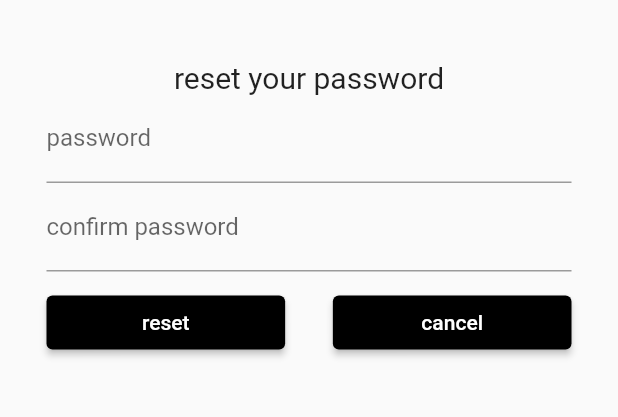
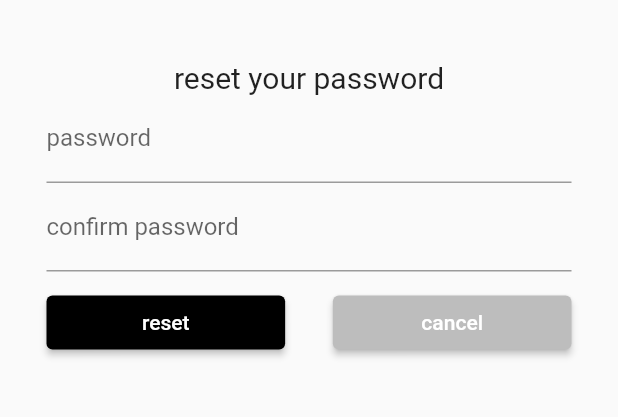
Before and after one commit to sorceryapp/sorcery_client, a Flutter app: the ResetPasswordScreen screen opened by its route, on a phone screen of 412 x 824 dp, the part 84-501 px from its top. Run offline on Flutter 3.47's test engine with Material 2 defaults, Android fonts, the phone set to English and light mode, and no system bars; our stand-ins replace dio, flutter_riverpod, flutter_secure_storage, go_router, hive_flutter, rxdart and 1 more; accounts and stored records are empty.

Commit message:
change secondary button color

```diff
--- a/lib/src/form_builder/form_buttons.dart
+++ b/lib/src/form_builder/form_buttons.dart
@@ -18,6 +18,9 @@ class FormButtons {
       flex: flex,
       child: ElevatedButton(
         onPressed: () => callback(),
+        style: ElevatedButton.styleFrom(
+          primary: Colors.grey[400],
+        ),
         child: Text(text),
       ),
     );
```
